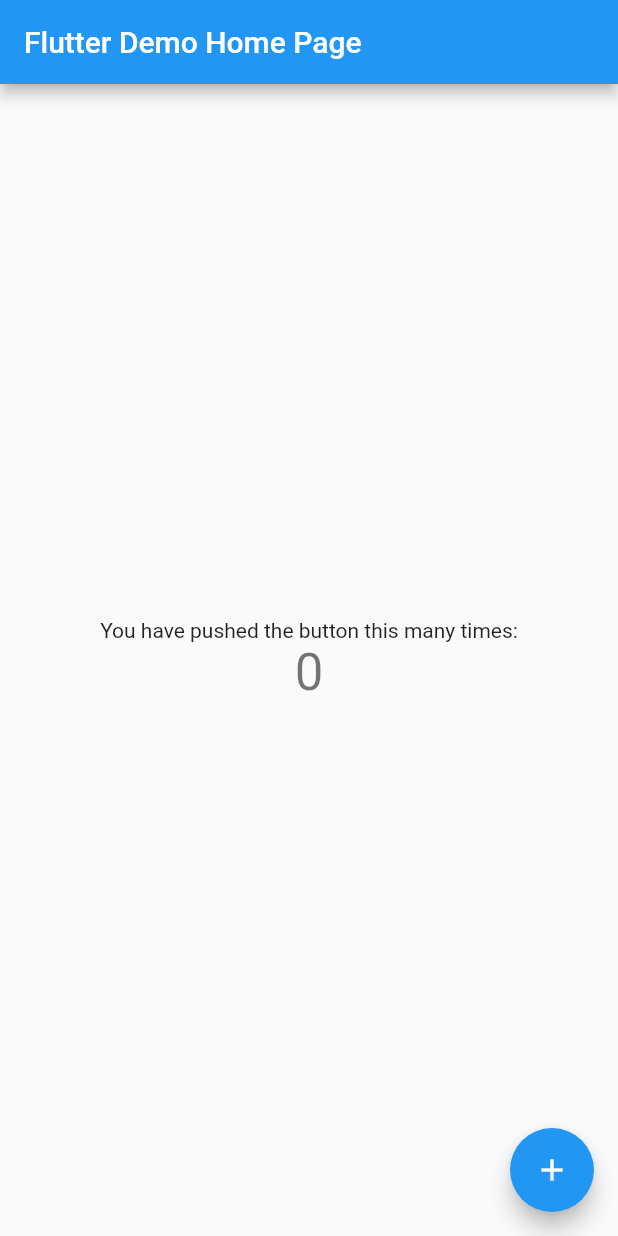
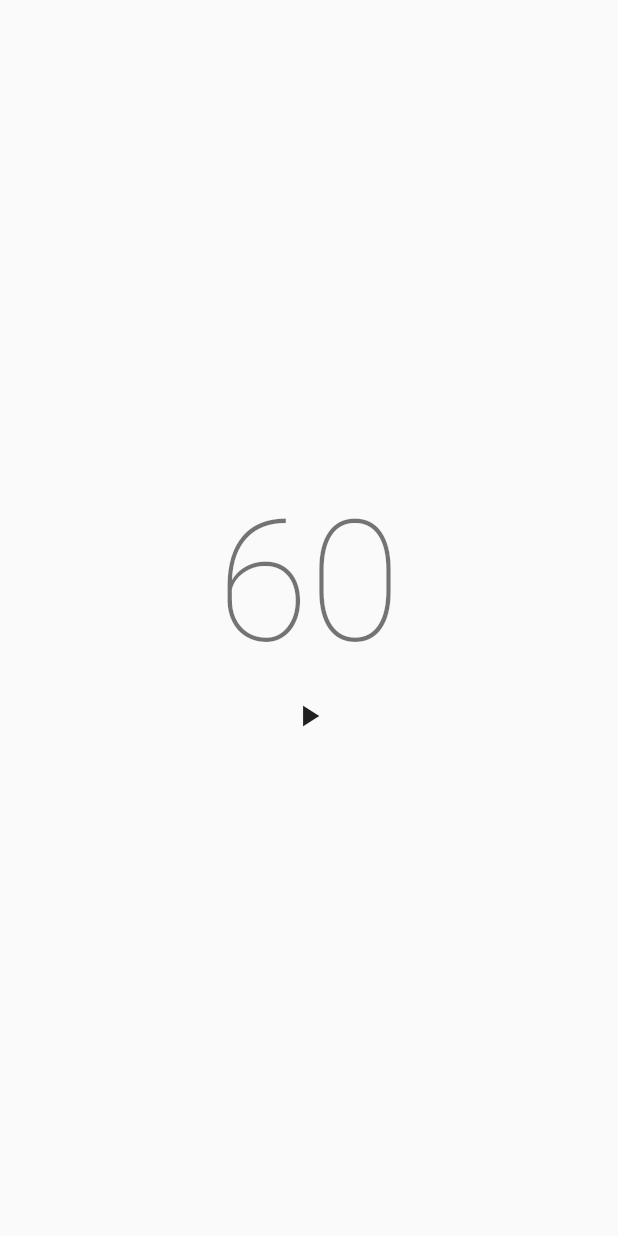
Before and after one commit to MakaiPan/flutter_timer_bloc_tutorial, a Flutter app: the screen it shows after launch, on a phone screen of 412 x 824 dp. Run offline on Flutter 3.47's test engine with Material 2 defaults, Android fonts, the phone set to English and light mode, and no system bars; our stand-ins replace bloc, flutter_bloc.

Commit message:
Complete UI layer

```diff
--- a/lib/main.dart
+++ b/lib/main.dart
@@ -1,4 +1,5 @@
 import 'package:flutter/material.dart';
+import 'package:flutter_timer_tutorial/timer/view/timer_page.dart';
 
 void main() {
   runApp(const MyApp());
@@ -10,58 +11,11 @@ class MyApp extends StatelessWidget {
   @override
   Widget build(BuildContext context) {
     return MaterialApp(
-      title: 'Flutter Demo',
+      title: 'Flutter Timer Demo using bloc',
       theme: ThemeData(
         primarySwatch: Colors.blue,
       ),
-      home: const MyHomePage(title: 'Flutter Demo Home Page'),
+      home: const TimerPage(),
     );
   }
 }
-
-class MyHomePage extends StatefulWidget {
-  const MyHomePage({Key? key, required this.title}) : super(key: key);
-
-  final String title;
-
-  @override
-  State<MyHomePage> createState() => _MyHomePageState();
-}
-
-class _MyHomePageState extends State<MyHomePage> {
-  int _counter = 0;
-
-  void _incrementCounter() {
-    setState(() {
-      _counter++;
-    });
-  }
-
-  @override
-  Widget build(BuildContext context) {
-    return Scaffold(
-      appBar: AppBar(
-        title: Text(widget.title),
-      ),
-      body: Center(
-        child: Column(
-          mainAxisAlignment: MainAxisAlignment.center,
-          children: <Widget>[
-            const Text(
-              'You have pushed the button this many times:',
-            ),
-            Text(
-              '$_counter',
-              style: Theme.of(context).textTheme.headline4,
-            ),
-          ],
-        ),
-      ),
-      floatingActionButton: FloatingActionButton(
-        onPressed: _incrementCounter,
-        tooltip: 'Increment',
-        child: const Icon(Icons.add),
-      ),
-    );
-  }
-}
--- /dev/null
+++ b/lib/timer/view/timer_page.dart
@@ -0,0 +1,13 @@
+import 'package:flutter/material.dart';
+import 'package:flutter_timer_tutorial/timer/view/widgets/timer_body.dart';
+
+class TimerPage extends StatelessWidget {
+  const TimerPage({Key? key}) : super(key: key);
+
+  @override
+  Widget build(BuildContext context) {
+    return const Scaffold(
+      body: TimerBody(),
+    );
+  }
+}
--- /dev/null
+++ b/lib/timer/view/widgets/timer_action.dart
@@ -0,0 +1,51 @@
+import 'package:flutter/material.dart';
+import 'package:flutter_bloc/flutter_bloc.dart';
+import 'package:flutter_timer_tutorial/timer/bloc/timer_bloc.dart';
+
+class TimerAction extends StatelessWidget {
+  const TimerAction({Key? key}) : super(key: key);
+
+  @override
+  Widget build(BuildContext context) {
+    return BlocBuilder<TimerBloc, TimerState>(
+      builder: (context, state) {
+        return Row(
+          mainAxisAlignment: MainAxisAlignment.spaceEvenly,
+          children: [
+            if (state is TimerInitial)
+              IconButton(
+                icon: const Icon(Icons.play_arrow),
+                onPressed: () =>
+                    context.read<TimerBloc>().add(TimerRunOneSecond()),
+              ),
+            if (state is TimerRunning) ...[
+              IconButton(
+                icon: const Icon(Icons.pause),
+                onPressed: () => context.read<TimerBloc>().add(TimerPause()),
+              ),
+              IconButton(
+                icon: const Icon(Icons.replay),
+                onPressed: () => context.read<TimerBloc>().add(TimerReset()),
+              ),
+            ],
+            if (state is TimerPausing) ...[
+              IconButton(
+                icon: const Icon(Icons.play_arrow),
+                onPressed: () => context.read<TimerBloc>().add(TimerResume()),
+              ),
+              IconButton(
+                icon: const Icon(Icons.replay),
+                onPressed: () => context.read<TimerBloc>().add(TimerReset()),
+              ),
+            ],
+            if (state is TimerComplete)
+              IconButton(
+                icon: const Icon(Icons.replay),
+                onPressed: () => context.read<TimerBloc>().add(TimerReset()),
+              ),
+          ],
+        );
+      },
+    );
+  }
+}
--- /dev/null
+++ b/lib/timer/view/widgets/timer_body.dart
@@ -0,0 +1,27 @@
+import 'package:flutter/material.dart';
+import 'package:flutter_bloc/flutter_bloc.dart';
+import 'package:flutter_timer_tutorial/timer/bloc/timer_bloc.dart';
+
+import 'timer_text.dart';
+import 'timer_action.dart';
+
+class TimerBody extends StatelessWidget {
+  const TimerBody({Key? key}) : super(key: key);
+
+  @override
+  Widget build(BuildContext context) {
+    return BlocProvider(
+      create: (_) => TimerBloc(startSeconds: 60),
+      child: Center(
+        child: Column(
+          mainAxisAlignment: MainAxisAlignment.center,
+          crossAxisAlignment: CrossAxisAlignment.center,
+          children: const [
+            TimerText(),
+            TimerAction(),
+          ],
+        ),
+      ),
+    );
+  }
+}
--- /dev/null
+++ b/lib/timer/view/widgets/timer_text.dart
@@ -0,0 +1,18 @@
+import 'package:flutter/material.dart';
+import 'package:flutter_bloc/flutter_bloc.dart';
+import 'package:flutter_timer_tutorial/timer/bloc/timer_bloc.dart';
+
+class TimerText extends StatelessWidget {
+  const TimerText({
+    Key? key,
+  }) : super(key: key);
+
+  @override
+  Widget build(BuildContext context) {
+    final seconds = context.watch<TimerBloc>().remainingSeconds;
+    return Text(
+      seconds.toString(),
+      style: Theme.of(context).textTheme.headline1,
+    );
+  }
+}
```
